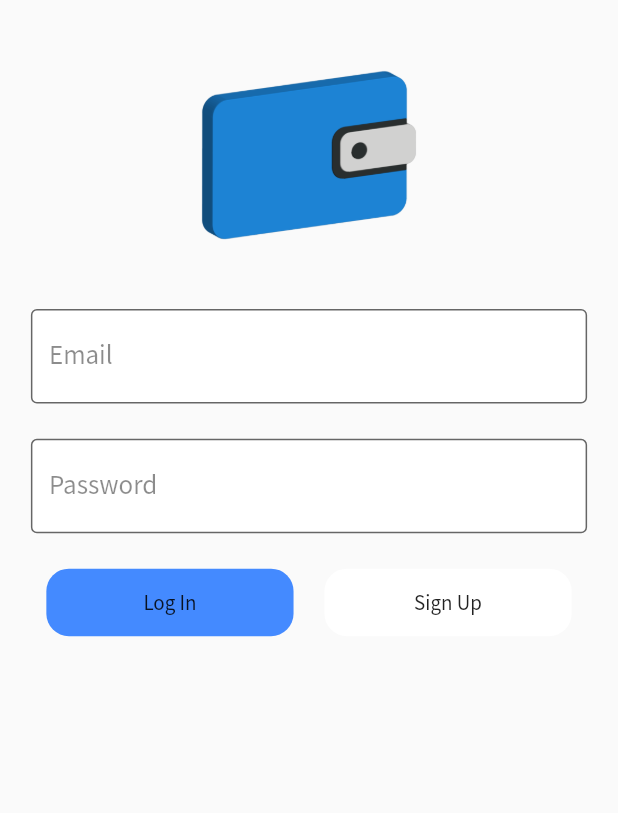
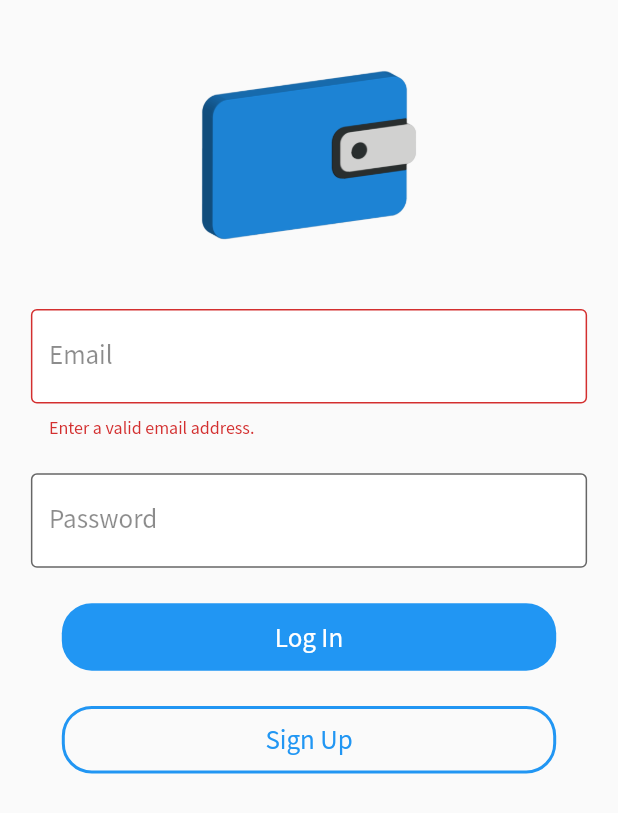
Before and after one commit to climax-coder/mobile-foliage-crypto-app, a Flutter app: the screen it shows after launch, after a tap on "Log In", on a phone screen of 412 x 824 dp. Shown: the top 813 px of the screen. Run offline on Flutter 3.47's test engine with Material 2 defaults, Android fonts, the phone set to English and light mode, and no system bars; our stand-ins replace cloud_firestore, firebase_auth, firebase_core; accounts and stored records are empty.

Commit message:
Updated authentication screen with UI changes and validation logic

```diff
--- /dev/null
+++ b/lib/utils/validators.dart
@@ -0,0 +1,21 @@
+import 'dart:core';
+
+const String _emailRegex =
+    r"^[a-zA-Z0-9.a-zA-Z0-9.!#$%&'*+-/=?^_`{|}~]+@[a-zA-Z0-9]+\.[a-zA-Z]+";
+
+String? emailValidator(emailInput) {
+  if (emailInput == null ||
+      emailInput.isEmpty ||
+      !RegExp(_emailRegex).hasMatch(emailInput)) {
+    return 'Enter a valid email address.';
+  }
+  return null;
+}
+
+String? passwordValidator(emailInput, passwordInput) {
+  if (emailValidator(emailInput) != null &&
+      (passwordInput == null || passwordInput.isEmpty)) {
+    return 'Check your info and try again.';
+  }
+  return null;
+}
--- a/lib/views/authentication/login_view.dart
+++ b/lib/views/authentication/login_view.dart
@@ -1,4 +1,6 @@
 import 'package:crypto_wallet/api/flutterfire.dart';
+import 'package:crypto_wallet/components/custom_snackbar.dart';
+import 'package:crypto_wallet/utils/validators.dart';
 import 'package:flutter/material.dart';
 
 import '../home_view.dart';
@@ -11,21 +13,48 @@ class LoginView extends StatefulWidget {
 }
 
 class _LoginViewState extends State<LoginView> {
-  TextEditingController _emailField = TextEditingController();
-  TextEditingController _passwordField = TextEditingController();
+  final TextEditingController _emailField = TextEditingController();
+  final TextEditingController _passwordField = TextEditingController();
+  final _formKey = GlobalKey<FormState>();
 
   void logInButtonClick(VoidCallback onSuccess) async {
-    bool shouldNavigate = await signIn(_emailField.text, _passwordField.text);
-    if (shouldNavigate) {
+    if (_formKey.currentState!.validate()) {
+      await signIn(_emailField.text, _passwordField.text).then((tuple) {
+        ScaffoldMessenger.of(context).showSnackBar(
+          SnackBar(
+            content: CustomSnackbar(
+              isError: !tuple.item1,
+              message: tuple.item2,
+            ),
+            behavior: SnackBarBehavior.floating,
+            backgroundColor: Colors.transparent,
+            elevation: 0,
+          ),
+        );
+        if (tuple.item1) {
           onSuccess.call();
+        }
+      });
     }
   }
 
   void signUpButtonClick(VoidCallback onSuccess) async {
-    bool shouldNavigate = await register(_emailField.text, _passwordField.text);
-    if (shouldNavigate) {
+    await register(_emailField.text, _passwordField.text).then((tuple) {
+      ScaffoldMessenger.of(context).showSnackBar(
+        SnackBar(
+          content: CustomSnackbar(
+            isError: !tuple.item1,
+            message: tuple.item2,
+          ),
+          behavior: SnackBarBehavior.floating,
+          backgroundColor: Colors.transparent,
+          elevation: 0,
+        ),
+      );
+      if (tuple.item1) {
         onSuccess.call();
       }
+    });
   }
 
   @override
@@ -35,6 +64,8 @@ class _LoginViewState extends State<LoginView> {
         body: SingleChildScrollView(
           child: Container(
             width: MediaQuery.of(context).size.width,
+            child: Form(
+              key: _formKey,
               child: Column(
                 mainAxisAlignment: MainAxisAlignment.start,
                 children: [
@@ -42,12 +73,13 @@ class _LoginViewState extends State<LoginView> {
                     width: MediaQuery.of(context).size.width / 2,
                     height: MediaQuery.of(context).size.height / 4,
                     child: const Image(
-                    image: AssetImage('lib/assets/icons/icon_transparent.png'),
+                      image:
+                          AssetImage('lib/assets/icons/icon_transparent.png'),
                     ),
                   ),
                   Container(
                     width: MediaQuery.of(context).size.width * 0.9,
-                  child: TextField(
+                    child: TextFormField(
                       style: const TextStyle(
                         fontSize: 18,
                       ),
@@ -62,12 +94,13 @@ class _LoginViewState extends State<LoginView> {
                         hintText: 'Email',
                         hintStyle: TextStyle(color: Colors.black45),
                       ),
+                      validator: (value) => emailValidator(value),
                     ),
                   ),
                   SizedBox(height: MediaQuery.of(context).size.height / 35),
                   Container(
                     width: MediaQuery.of(context).size.width * 0.9,
-                  child: TextField(
+                    child: TextFormField(
                       style: const TextStyle(
                         fontSize: 18,
                       ),
@@ -82,18 +115,17 @@ class _LoginViewState extends State<LoginView> {
                         hintStyle: TextStyle(color: Colors.black45),
                       ),
                       obscureText: true,
+                      validator: (value) =>
+                          passwordValidator(_emailField, value),
                     ),
                   ),
                   SizedBox(height: MediaQuery.of(context).size.height / 35),
-                Row(
-                  mainAxisAlignment: MainAxisAlignment.center,
-                  children: [
                   Container(
-                      width: MediaQuery.of(context).size.width * 0.4,
+                    width: MediaQuery.of(context).size.width * 0.8,
                     height: 45,
-                      decoration: BoxDecoration(
-                        borderRadius: BorderRadius.circular(15.0),
-                        color: Colors.blueAccent,
+                    decoration: const BoxDecoration(
+                      borderRadius: BorderRadius.all(Radius.circular(20)),
+                      color: Colors.blue,
                     ),
                     child: MaterialButton(
                       onPressed: () => logInButtonClick(() {
@@ -104,16 +136,23 @@ class _LoginViewState extends State<LoginView> {
                           ),
                         );
                       }),
-                        child: const Text('Log In'),
+                      child: const Text(
+                        'Log In',
+                        style: TextStyle(
+                          color: Colors.white,
+                          fontSize: 18,
                         ),
                       ),
-                    SizedBox(width: MediaQuery.of(context).size.width * 0.05),
+                    ),
+                  ),
+                  SizedBox(height: MediaQuery.of(context).size.height / 35),
                   Container(
-                      width: MediaQuery.of(context).size.width * 0.4,
+                    width: MediaQuery.of(context).size.width * 0.8,
                     height: 45,
                     decoration: BoxDecoration(
-                        borderRadius: BorderRadius.circular(15.0),
-                        color: Colors.white,
+                      borderRadius: BorderRadius.all(Radius.circular(20)),
+                      border: Border.all(color: Colors.blue, width: 2),
+                      color: Colors.transparent,
                     ),
                     child: MaterialButton(
                       onPressed: () => signUpButtonClick(() {
@@ -124,12 +163,17 @@ class _LoginViewState extends State<LoginView> {
                           ),
                         );
                       }),
-                        child: const Text('Sign Up'),
+                      child: const Text(
+                        'Sign Up',
+                        style: TextStyle(
+                          color: Colors.blue,
+                          fontSize: 18,
+                        ),
+                      ),
                     ),
                   ),
                 ],
-                )
-              ],
+              ),
             ),
           ),
         ),
```
Lines whose indentation alone changed are shown as unchanged.
